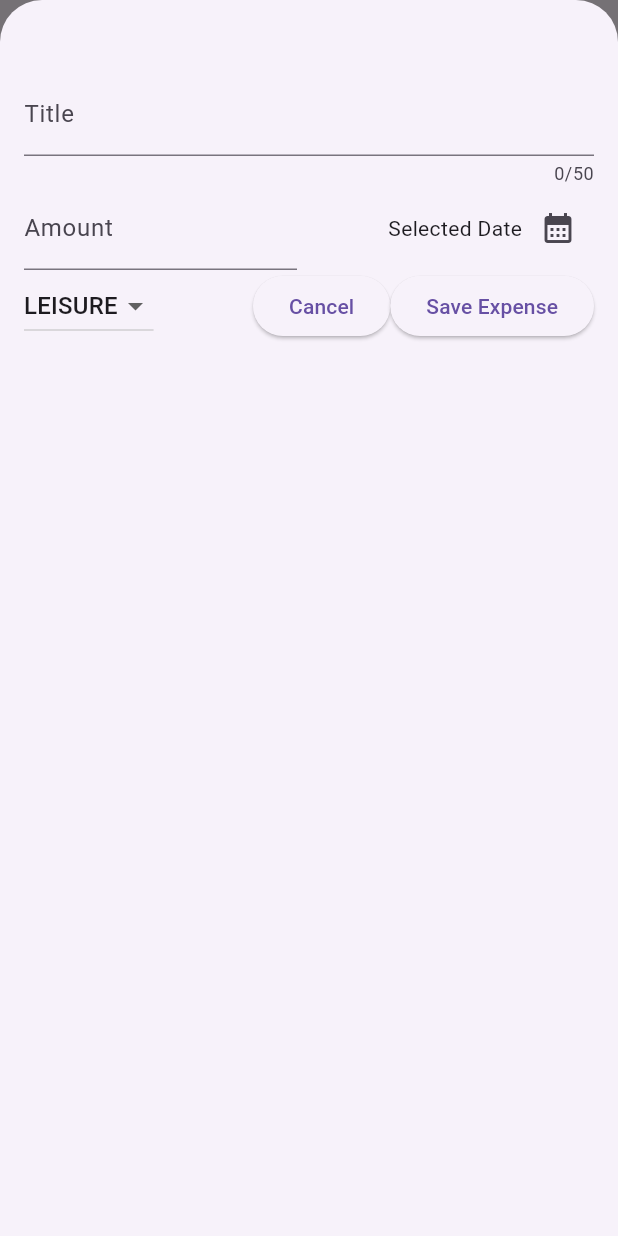
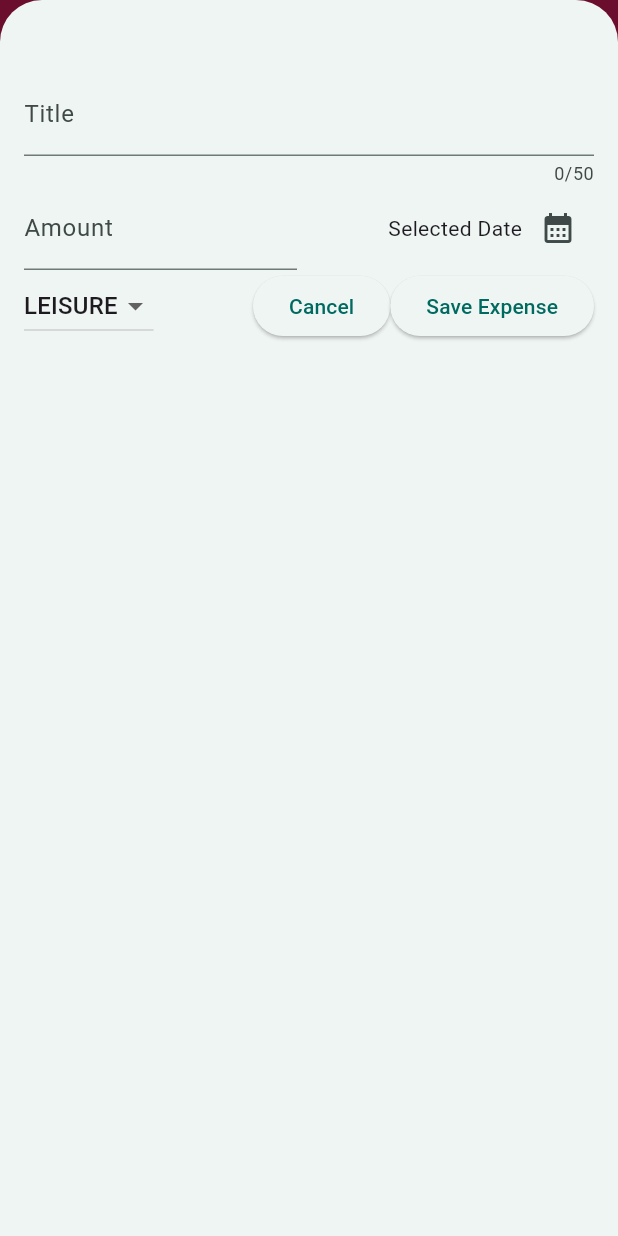
Before and after one commit to chris-zaharia/expense_tracker, a Flutter app: the screen it shows after launch, after a tap on the "add" icon, on a phone screen of 412 x 824 dp. Run offline on Flutter 3.47's test engine with Material 3 defaults, Android fonts, the phone set to English and light mode, and no system bars.

Commit message:
theme changing, dismissable/undo

```diff
--- a/lib/main.dart
+++ b/lib/main.dart
@@ -1,10 +1,18 @@
 import 'package:expense_tracker/widgets/expenses.dart';
 import 'package:flutter/material.dart';
 
+var kColorScheme = ColorScheme.fromSeed(seedColor: const Color.fromARGB(255, 9, 227, 209));
 void main() {
   runApp(
-    const MaterialApp(
+    MaterialApp(
       home: Expenses(),
+      theme: ThemeData().copyWith(
+        colorScheme: kColorScheme,
+        appBarTheme: const AppBarTheme().copyWith(
+          backgroundColor: Colors.pink,
+          foregroundColor: Colors.blue,
+        )
+        ),
     ),
   );
 }
--- a/lib/widgets/expenses.dart
+++ b/lib/widgets/expenses.dart
@@ -30,6 +30,25 @@ class _ExpensesState extends State<Expenses> {
     });
   }
 
+  void _removeExpense(Expense expense) {
+    int expenseIndex = _registeredExpenses.indexOf(expense);
+    setState(() {
+      _registeredExpenses.remove(expense);
+    });
+    ScaffoldMessenger.of(context).showSnackBar(
+      SnackBar(
+          content: Text('Expense Removed'),
+          duration: Duration(seconds: 3),
+          action: SnackBarAction(
+              label: 'Undo',
+              onPressed: () {
+                setState(() {
+                  _registeredExpenses.insert(expenseIndex, expense);
+                });
+              })),
+    );
+  }
+
   final List<Expense> _registeredExpenses = [
     Expense(
         title: 'Cheeseburger',
@@ -44,6 +63,15 @@ class _ExpensesState extends State<Expenses> {
   ];
   @override
   Widget build(BuildContext context) {
+    Widget mainContent = const Center(
+      child: Text('No expenses found. Click + to add'),
+    );
+    if (_registeredExpenses.isNotEmpty) {
+      mainContent = ExpensesList(
+        expenses: _registeredExpenses,
+        onRemoveExpense: _removeExpense,
+      );
+    }
     return Scaffold(
       appBar: AppBar(
         title: const Text("Expense Tracker"),
@@ -57,9 +85,7 @@ class _ExpensesState extends State<Expenses> {
       body: Column(
         children: [
           Text("Chart"),
-          Expanded(
-            child: ExpensesList(expenses: _registeredExpenses),
-          ),
+          Expanded(child: mainContent),
         ],
       ),
     );
--- a/lib/widgets/expenses_list/expenses_list.dart
+++ b/lib/widgets/expenses_list/expenses_list.dart
@@ -3,13 +3,21 @@ import 'package:expense_tracker/widgets/expenses_list/expense_item.dart';
 import 'package:flutter/material.dart';
 
 class ExpensesList extends StatelessWidget {
-  const ExpensesList({super.key, required this.expenses});
+  const ExpensesList(
+      {super.key, required this.expenses, required this.onRemoveExpense});
+  final Function onRemoveExpense;
   final List<Expense> expenses;
   @override
   Widget build(BuildContext context) {
     return ListView.builder(
       itemCount: expenses.length,
-      itemBuilder: (ctx, index) => ExpenseItem(expense: expenses[index]),
+      itemBuilder: (ctx, index) => Dismissible(
+        key: ValueKey(expenses[index]),
+        onDismissed: (direction) {
+          onRemoveExpense(expenses[index]);
+        },
+        child: ExpenseItem(expense: expenses[index]),
+      ),
     );
   }
 }
```
